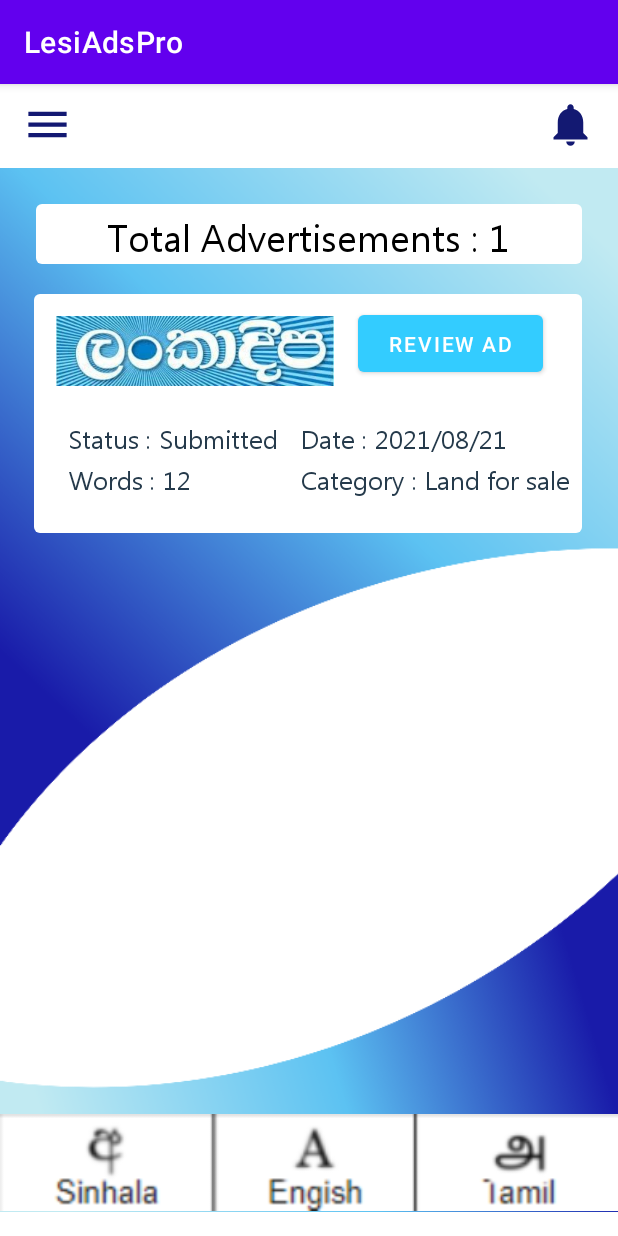
After one commit to MalishaFdo/LesiAds, an Android app: the AdsAdmin screen opened directly, with no data from a screen before it, on a phone screen of 412 x 824 dp. The commit adds this screen. Run offline under Robolectric (Android 15) with nearby library versions, the phone set to English and light mode, and no system bars.

Commit message:
Initiate AdsAdmin

```diff
--- a/app/src/main/AndroidManifest.xml
+++ b/app/src/main/AndroidManifest.xml
@@ -9,6 +9,9 @@
         android:roundIcon="@mipmap/ic_launcher_round"
         android:supportsRtl="true"
         android:theme="@style/Theme.LesiAdsPro">
+        <activity
+            android:name=".AdsAdmin"
+            android:exported="true" />
         <activity
             android:name=".AdsCustomer"
             android:exported="true" />
--- /dev/null
+++ b/app/src/main/java/com/example/lesiadspro/AdsAdmin.java
@@ -0,0 +1,14 @@
+package com.example.lesiadspro;
+
+import androidx.appcompat.app.AppCompatActivity;
+
+import android.os.Bundle;
+
+public class AdsAdmin extends AppCompatActivity {
+
+    @Override
+    protected void onCreate(Bundle savedInstanceState) {
+        super.onCreate(savedInstanceState);
+        setContentView(R.layout.activity_ads_admin);
+    }
+}
--- /dev/null
+++ b/app/src/main/res/layout/activity_ads_admin.xml
@@ -0,0 +1,159 @@
+<?xml version="1.0" encoding="utf-8"?>
+<androidx.constraintlayout.widget.ConstraintLayout xmlns:android="http://schemas.android.com/apk/res/android"
+    xmlns:app="http://schemas.android.com/apk/res-auto"
+    xmlns:tools="http://schemas.android.com/tools"
+    android:layout_width="match_parent"
+    android:layout_height="match_parent"
+    tools:context=".AdSubmission">
+
+    <ImageView
+        android:id="@+id/backgrond"
+        android:layout_width="415dp"
+        android:layout_height="736dp"
+        app:layout_constraintBottom_toBottomOf="parent"
+        app:layout_constraintEnd_toEndOf="parent"
+        app:layout_constraintStart_toStartOf="parent"
+        app:layout_constraintTop_toTopOf="parent"
+        app:srcCompat="@drawable/background"
+        android:contentDescription="@string/todo" />
+
+    <include
+        android:id="@+id/include"
+        layout="@layout/toolbar"
+        app:layout_constraintEnd_toEndOf="parent"
+        app:layout_constraintStart_toStartOf="parent"
+        app:layout_constraintTop_toTopOf="parent" />
+
+
+    <ImageView
+        android:id="@+id/whitebox"
+        android:layout_width="364dp"
+        android:layout_height="40dp"
+        android:layout_marginTop="24dp"
+        android:contentDescription="@string/todo"
+        app:layout_constraintEnd_toEndOf="parent"
+        app:layout_constraintStart_toStartOf="parent"
+        app:layout_constraintTop_toBottomOf="@+id/include"
+        app:srcCompat="?attr/popupMenuBackground"
+        tools:ignore="ImageContrastCheck" />
+
+    <ImageView
+        android:id="@+id/whitebox2"
+        android:layout_width="365dp"
+        android:layout_height="159dp"
+        android:layout_marginTop="20dp"
+        android:contentDescription="@string/todo"
+        app:layout_constraintEnd_toEndOf="parent"
+        app:layout_constraintHorizontal_bias="0.489"
+        app:layout_constraintStart_toStartOf="parent"
+        app:layout_constraintTop_toBottomOf="@+id/whitebox"
+        app:srcCompat="?attr/popupMenuBackground"
+        tools:ignore="ImageContrastCheck" />
+
+    <Button
+        android:id="@+id/button15"
+        android:layout_width="123dp"
+        android:layout_height="50dp"
+        android:layout_marginTop="8dp"
+        android:text="@string/review_ad"
+        app:backgroundTint="#33ccff"
+        app:layout_constraintEnd_toEndOf="parent"
+        app:layout_constraintHorizontal_bias="0.826"
+        app:layout_constraintStart_toStartOf="parent"
+        app:layout_constraintTop_toTopOf="@+id/whitebox2"
+        tools:ignore="TextContrastCheck" />
+
+    <TextView
+        android:id="@+id/textView28"
+        android:layout_width="wrap_content"
+        android:layout_height="wrap_content"
+        android:layout_marginTop="4dp"
+        android:fontFamily="@font/ebrima"
+        android:text="@string/total_advertisements_1"
+        android:textColor="@color/black"
+        android:textSize="25sp"
+        app:layout_constraintEnd_toEndOf="@+id/whitebox"
+        app:layout_constraintHorizontal_bias="0.494"
+        app:layout_constraintStart_toStartOf="@+id/whitebox"
+        app:layout_constraintTop_toTopOf="@+id/whitebox" />
+
+    <ImageView
+        android:id="@+id/imageView3"
+        android:layout_width="185dp"
+        android:layout_height="60dp"
+        android:layout_marginTop="8dp"
+        android:layout_marginEnd="16dp"
+        app:layout_constraintEnd_toStartOf="@+id/button15"
+        app:layout_constraintTop_toTopOf="@+id/whitebox2"
+        app:srcCompat="@drawable/lanka"
+        android:contentDescription="@string/todo" />
+
+    <TextView
+        android:id="@+id/textView29"
+        android:layout_width="wrap_content"
+        android:layout_height="wrap_content"
+        android:layout_marginTop="84dp"
+        android:text="@string/status_submitted"
+        android:textSize="17sp"
+        android:textColor="@color/grey"
+        android:fontFamily="@font/ebrima"
+        app:layout_constraintEnd_toEndOf="@+id/whitebox2"
+        app:layout_constraintHorizontal_bias="0.1"
+        app:layout_constraintStart_toStartOf="@+id/whitebox2"
+        app:layout_constraintTop_toTopOf="@+id/whitebox2" />
+
+    <TextView
+        android:id="@+id/textView30"
+        android:layout_width="wrap_content"
+        android:layout_height="wrap_content"
+        android:layout_marginTop="84dp"
+        android:fontFamily="@font/ebrima"
+        android:text="@string/date_2021_08_21"
+        android:textColor="@color/grey"
+        android:textSize="17sp"
+        app:layout_constraintEnd_toEndOf="@+id/whitebox2"
+        app:layout_constraintHorizontal_bias="0.781"
+        app:layout_constraintStart_toStartOf="@+id/whitebox2"
+        app:layout_constraintTop_toTopOf="@+id/whitebox2" />
+
+    <TextView
+        android:id="@+id/textView31"
+        android:layout_width="wrap_content"
+        android:layout_height="wrap_content"
+        android:layout_marginBottom="20dp"
+        android:fontFamily="@font/ebrima"
+        android:text="@string/category_land_for_sale"
+        android:textColor="@color/grey"
+        android:textSize="17sp"
+        app:layout_constraintBottom_toBottomOf="@+id/whitebox2"
+        app:layout_constraintEnd_toEndOf="@+id/whitebox2"
+        app:layout_constraintHorizontal_bias="0.957"
+        app:layout_constraintStart_toStartOf="@+id/whitebox2" />
+
+    <TextView
+        android:id="@+id/textView32"
+        android:layout_width="wrap_content"
+        android:layout_height="wrap_content"
+        android:textSize="17sp"
+        android:layout_marginBottom="20dp"
+        android:text="@string/words_12"
+        android:textColor="@color/grey"
+        android:fontFamily="@font/ebrima"
+        app:layout_constraintBottom_toBottomOf="@+id/whitebox2"
+        app:layout_constraintEnd_toEndOf="@+id/whitebox2"
+        app:layout_constraintHorizontal_bias="0.083"
+        app:layout_constraintStart_toStartOf="@+id/whitebox2" />
+
+    <ImageView
+        android:id="@+id/imageView4"
+        android:layout_width="414dp"
+        android:layout_height="66dp"
+        app:layout_constraintBottom_toBottomOf="@+id/backgrond"
+        app:layout_constraintEnd_toEndOf="parent"
+        app:layout_constraintHorizontal_bias="0.0"
+        app:layout_constraintStart_toStartOf="parent"
+        app:srcCompat="@drawable/bn1"
+        android:contentDescription="@string/todo" />
+
+
+</androidx.constraintlayout.widget.ConstraintLayout>
--- a/app/src/main/res/values/strings.xml
+++ b/app/src/main/res/values/strings.xml
@@ -66,6 +66,7 @@
     <string name="category_land_for_sale">Category : Land for sale</string>
     <string name="todo">TODO</string>
     <string name="todo">TODO</string>
+    <string name="review_ad">Review Ad</string>
 
     <style name="AppTheme" parent="Theme.AppCompat.Light.DarkActionBar">
         <item name="colorPrimary">@color/design_default_color_primary</item>
```
